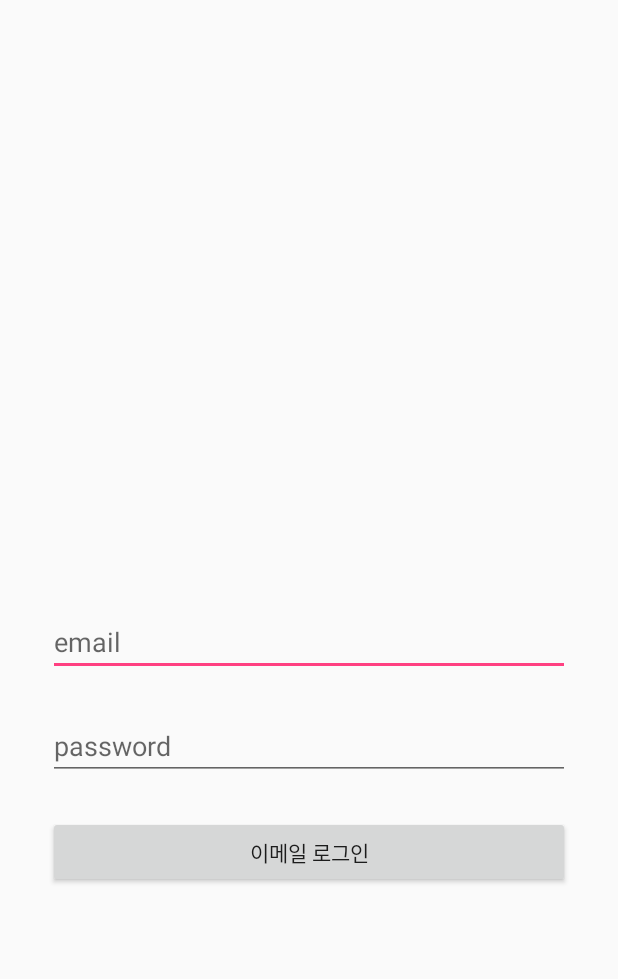
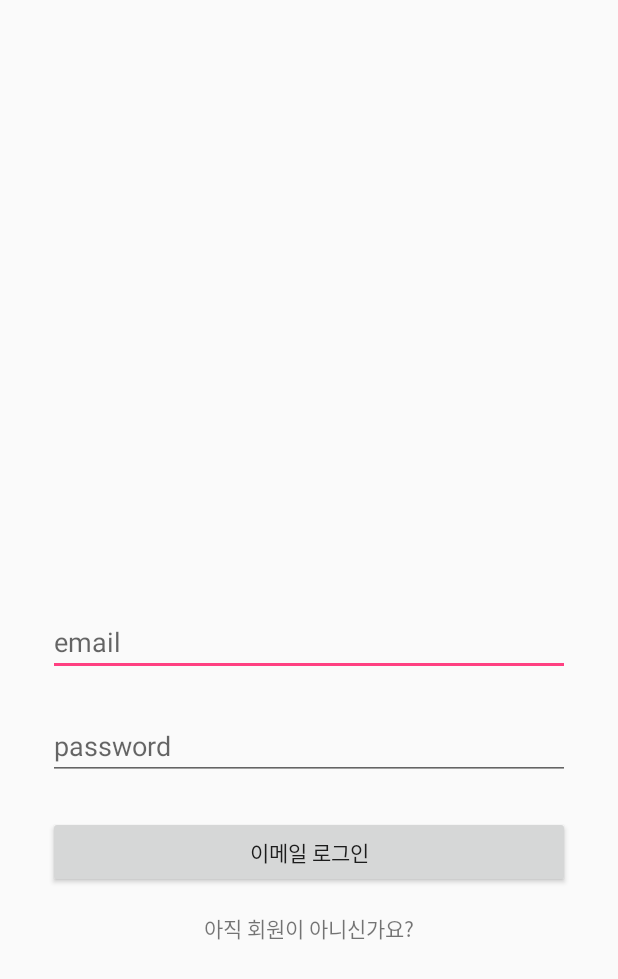
Before and after one commit to GaeTaeng/GCSSNS, an Android app: the screen it shows after launch (LoginActivity), on a phone screen of 412 x 824 dp. Shown: the top 979 px of the screen. Run offline under Robolectric (Android 15) with nearby library versions, the phone set to English and light mode, and no system bars; our stand-ins replace Firebase (no records; nobody signed in at launch, a user with empty details on screens opened directly).

Commit message:
MainActivity, SignupActivity 추가, User객체 정의

```diff
--- a/app/src/main/AndroidManifest.xml
+++ b/app/src/main/AndroidManifest.xml
@@ -16,6 +16,8 @@
                 <category android:name="android.intent.category.LAUNCHER" />
             </intent-filter>
         </activity>
+        <activity android:name=".MainActivity" />
+        <activity android:name=".SignupActivity"></activity>
     </application>
 
 </manifest>
--- a/app/src/main/res/layout/activity_login.xml
+++ b/app/src/main/res/layout/activity_login.xml
@@ -15,12 +15,12 @@
         android:layout_marginEnd="32dp"
         android:layout_marginStart="32dp"
         android:hint="email"
-        app:layout_constraintBottom_toTopOf="@+id/editText"
+        app:layout_constraintBottom_toTopOf="@+id/editText_login_password"
         app:layout_constraintEnd_toEndOf="parent"
         app:layout_constraintStart_toStartOf="parent" />
 
     <EditText
-        android:id="@+id/editText"
+        android:id="@+id/editText_login_password"
         android:layout_width="match_parent"
         android:layout_height="wrap_content"
         android:layout_marginBottom="24dp"
@@ -28,14 +28,14 @@
         android:layout_marginStart="32dp"
         android:ems="10"
         android:hint="password"
-        android:inputType="textPersonName"
-        app:layout_constraintBottom_toTopOf="@+id/button2"
+        android:inputType="textPassword"
+        app:layout_constraintBottom_toTopOf="@+id/button_login_email"
         app:layout_constraintEnd_toEndOf="parent"
         app:layout_constraintHorizontal_bias="0.25"
         app:layout_constraintStart_toStartOf="parent" />
 
     <Button
-        android:id="@+id/button2"
+        android:id="@+id/button_login_email"
         android:layout_width="match_parent"
         android:layout_height="wrap_content"
         android:layout_marginBottom="232dp"
@@ -47,4 +47,16 @@
         app:layout_constraintHorizontal_bias="0.0"
         app:layout_constraintStart_toStartOf="parent" />
 
+    <TextView
+        android:id="@+id/textView_login_signup"
+        android:layout_width="wrap_content"
+        android:layout_height="wrap_content"
+        android:layout_marginEnd="8dp"
+        android:layout_marginStart="8dp"
+        android:layout_marginTop="16dp"
+        android:text="아직 회원이 아니신가요?"
+        app:layout_constraintEnd_toEndOf="parent"
+        app:layout_constraintStart_toStartOf="parent"
+        app:layout_constraintTop_toBottomOf="@+id/button_login_email" />
+
 </android.support.constraint.ConstraintLayout>
```
Also changed, not shown: app/src/main/java/com/project/gcssns/gcssns/LoginActivity.kt (+39 -0 lines), app/src/main/java/com/project/gcssns/gcssns/MainActivity.kt (added, +12 -0 lines), app/src/main/java/com/project/gcssns/gcssns/SignupActivity.kt (added, +39 -0 lines), app/src/main/java/com/project/gcssns/gcssns/model/User.kt (added, +7 -0 lines), app/src/main/res/layout/activity_main.xml (added, +9 -0 lines), app/src/main/res/layout/activity_signup.xml (added, +96 -0 lines).
